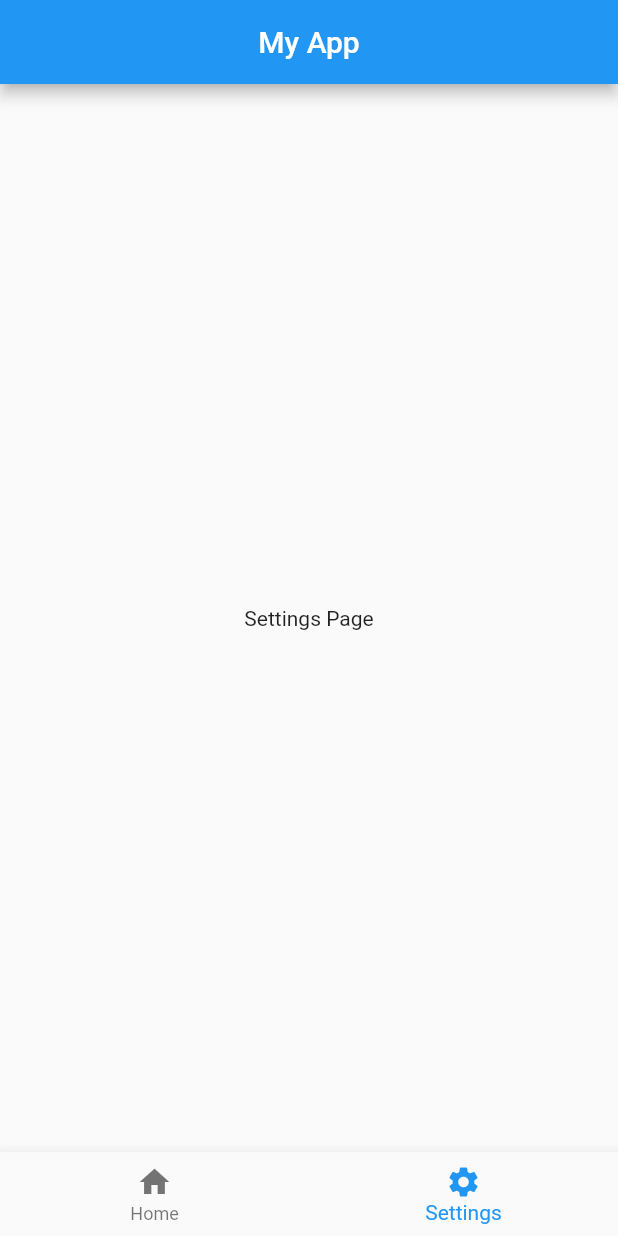
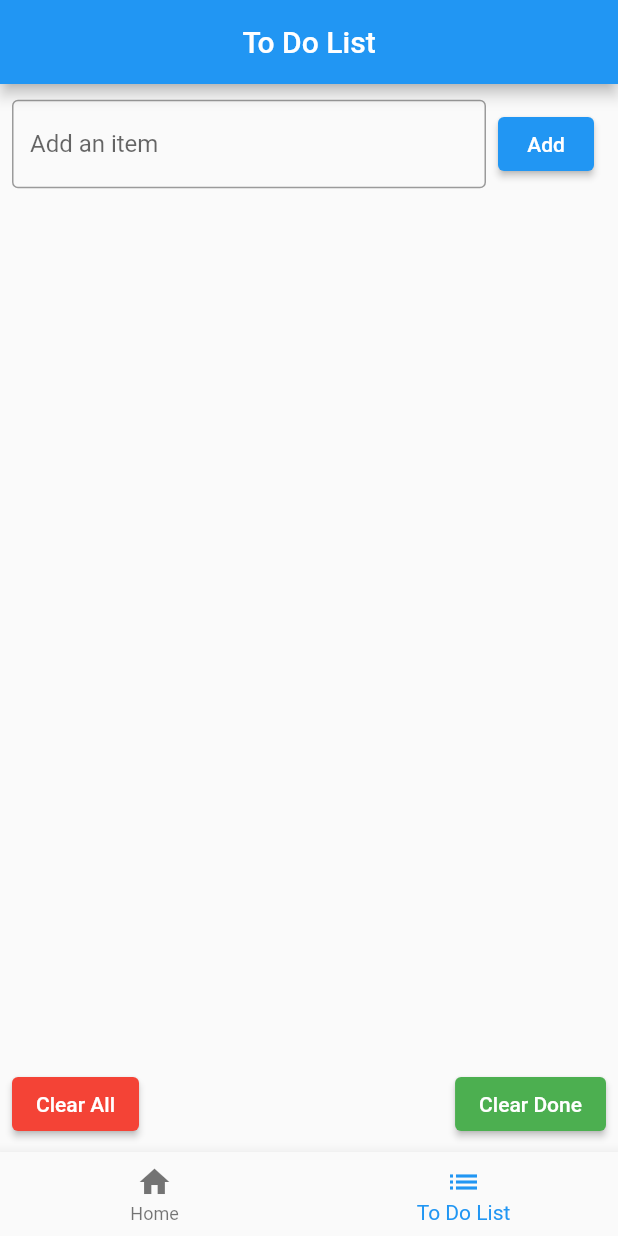
Before and after one commit to kennychu0510/learning_flutter, a Flutter app: the screen it shows after launch, item 2 of the bottom bar chosen, on a phone screen of 412 x 824 dp. Run offline on Flutter 3.47's test engine with Material 2 defaults, Android fonts, the phone set to English and light mode, and no system bars; missing offline and left inert: loading_gifs.

Commit message:
added a to do list

```diff
--- a/lib/main.dart
+++ b/lib/main.dart
@@ -1,6 +1,6 @@
 import 'package:flutter/material.dart';
 import 'image_page.dart';
-import 'settings_page.dart';
+import 'todolist_page.dart';
 
 void main() => runApp(MyApp());
 
@@ -30,11 +30,19 @@ class _FirstPageState extends State<FirstPage> {
   int navIndex = 0;
   int count = 0;
 
+  String getTitle(int index) {
+    if (index == 0) {
+      return 'Home';
+    } else {
+      return 'To Do List';
+    }
+  }
+
   @override
   Widget build(BuildContext context) {
     return Scaffold(
         appBar: AppBar(
-          title: const Text('My App'),
+          title: Text(getTitle(navIndex)),
           centerTitle: true,
           // backgroundColor: Colors.red[600],
         ),
@@ -101,7 +109,7 @@ class _FirstPageState extends State<FirstPage> {
           items: const [
             BottomNavigationBarItem(icon: Icon(Icons.home), label: 'Home'),
             BottomNavigationBarItem(
-                icon: Icon(Icons.settings), label: 'Settings'),
+                icon: Icon(Icons.list), label: 'To Do List'),
           ],
           currentIndex: navIndex,
           onTap: (index) => {
--- a/lib/settings_page.dart
+++ /dev/null
@@ -1,15 +0,0 @@
-import 'package:flutter/material.dart';
-import 'package:flutter/src/widgets/container.dart';
-import 'package:flutter/src/widgets/framework.dart';
-
-class Settings extends StatelessWidget {
-  const Settings({super.key});
-
-  @override
-  Widget build(BuildContext context) {
-    return Container(
-        child: Center(
-      child: Text('Settings Page'),
-    ));
-  }
-}
--- /dev/null
+++ b/lib/todolist_page.dart
@@ -0,0 +1,121 @@
+import 'package:flutter/material.dart';
+
+class Todo {
+  Todo({required this.task, required this.done});
+  final String task;
+  bool done;
+}
+
+class Settings extends StatefulWidget {
+  const Settings({super.key});
+
+  @override
+  State<Settings> createState() => _SettingsState();
+}
+
+class _SettingsState extends State<Settings> {
+  var inputController = TextEditingController();
+  List<Todo> toDoList = <Todo>[];
+
+  void onAdd() {
+    setState(() {
+      toDoList.add(Todo(task: inputController.text, done: false));
+      inputController.clear();
+    });
+  }
+
+  void onClear() {
+    setState(() {
+      toDoList.clear();
+    });
+  }
+
+  void checkItem(Todo item, bool? value) {
+    setState(() {
+      var index = toDoList.indexOf(item);
+      if (index > -1 && value != null) {
+        toDoList[index].done = value;
+      }
+    });
+  }
+
+  void onClearDone() {
+    setState(() {
+      toDoList = toDoList.where((element) => element.done == false).toList();
+    });
+  }
+
+  @override
+  Widget build(BuildContext context) {
+    return Container(
+      child: Column(
+        children: [
+          Padding(
+            padding: const EdgeInsets.all(8.0),
+            child: Row(
+              children: [
+                Flexible(
+                  child: TextField(
+                    controller: inputController,
+                    decoration: InputDecoration(
+                      border: OutlineInputBorder(),
+                      hintText: 'Add an item',
+                    ),
+                    onSubmitted: ((value) => {onAdd()}),
+                  ),
+                ),
+                Padding(
+                  padding: const EdgeInsets.all(8.0),
+                  child: ElevatedButton(
+                      onPressed: onAdd, child: const Text('Add')),
+                ),
+              ],
+            ),
+          ),
+          Flexible(
+            child: ListView.builder(
+              // Let the ListView know how many items it needs to build.
+              itemCount: toDoList.length,
+              // Provide a builder function. This is where the magic happens.
+              // Convert each item into a widget based on the type of item it is.
+              itemBuilder: (context, index) {
+                final item = toDoList[index];
+                return ListTile(
+                    leading: Column(
+                      mainAxisAlignment: MainAxisAlignment.center,
+                      children: [
+                        Text('${(index + 1).toString()}. '),
+                      ],
+                    ),
+                    title: Text(item.task),
+                    trailing: Checkbox(
+                      value: item.done,
+                      onChanged: (value) => {checkItem(item, value)},
+                    ));
+              },
+            ),
+          ),
+          Padding(
+            padding: const EdgeInsets.all(8.0),
+            child: Row(
+              mainAxisAlignment: MainAxisAlignment.center,
+              children: [
+                ElevatedButton(
+                    style:
+                        ElevatedButton.styleFrom(backgroundColor: Colors.red),
+                    onPressed: onClear,
+                    child: const Text('Clear All')),
+                Spacer(),
+                ElevatedButton(
+                    style:
+                        ElevatedButton.styleFrom(backgroundColor: Colors.green),
+                    onPressed: onClearDone,
+                    child: const Text('Clear Done')),
+              ],
+            ),
+          ),
+        ],
+      ),
+    );
+  }
+}
```
